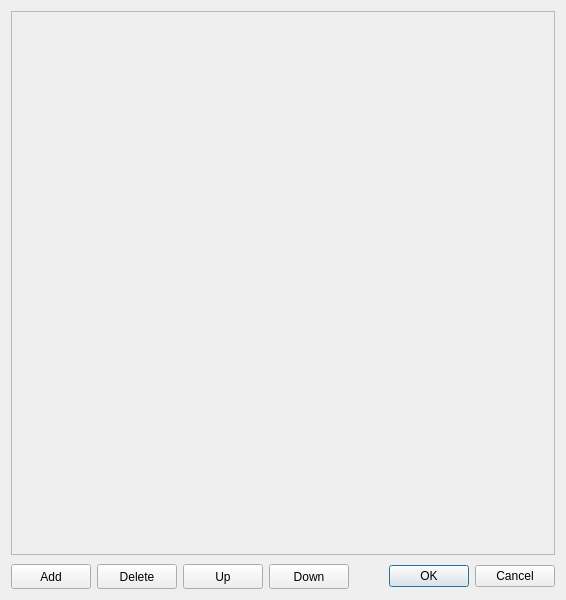
Before: the Qt Designer form src/appleseed.studio/mainwindow/project/disneymaterialentityeditor.ui in appleseedhq/appleseed, drawn with Qt 5.
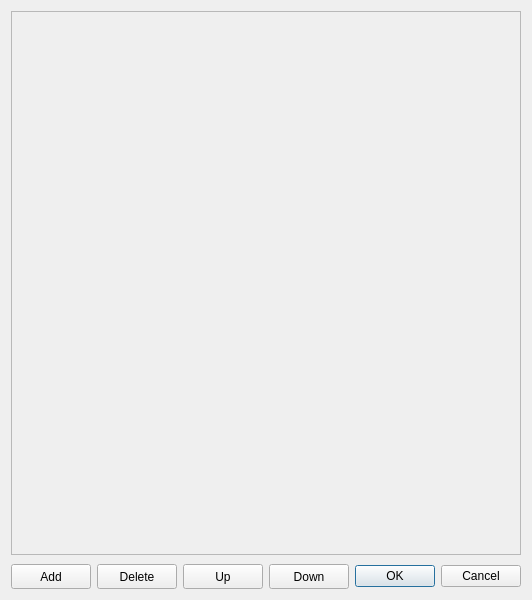
After: the same form once the commit is applied.

```diff
--- a/src/appleseed.studio/mainwindow/project/disneymaterialentityeditor.ui
+++ b/src/appleseed.studio/mainwindow/project/disneymaterialentityeditor.ui
@@ -9,7 +9,7 @@
    <rect>
     <x>0</x>
     <y>0</y>
-    <width>566</width>
+    <width>500</width>
     <height>600</height>
    </rect>
   </property>
```
